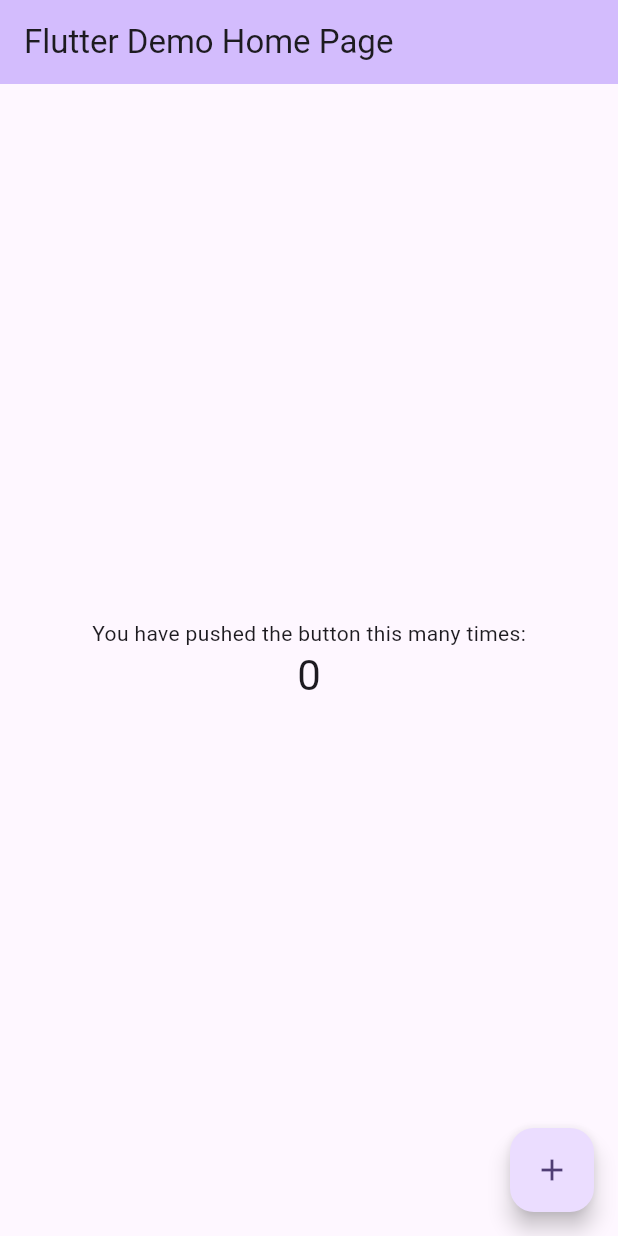
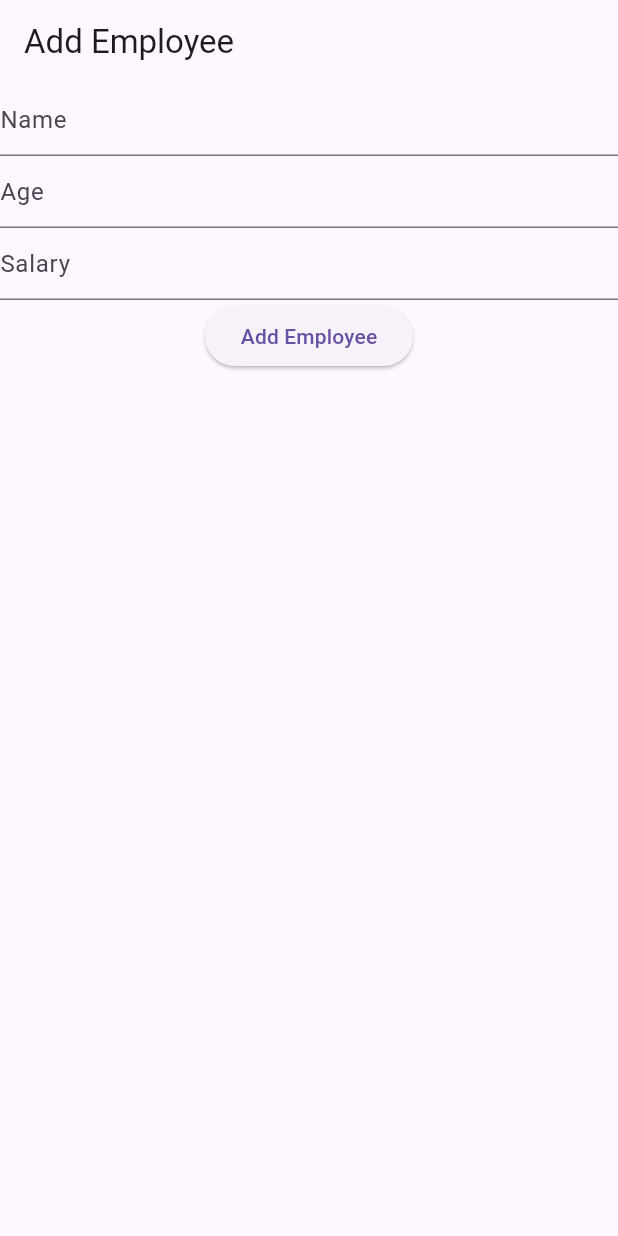
Before and after one commit to engr-rajib/live-test-2, a Flutter app: the screen it shows after launch, on a phone screen of 412 x 824 dp. Run offline on Flutter 3.47's test engine with Material 3 defaults, Android fonts, the phone set to English and light mode, and no system bars.

Commit message:
2nd commit

```diff
--- a/lib/main.dart
+++ b/lib/main.dart
@@ -11,26 +11,6 @@ class MyApp extends StatelessWidget {
   @override
   Widget build(BuildContext context) {
     return MaterialApp(
-      title: 'Flutter Demo',
-      theme: ThemeData(
-        // This is the theme of your application.
-        //
-        // TRY THIS: Try running your application with "flutter run". You'll see
-        // the application has a purple toolbar. Then, without quitting the app,
-        // try changing the seedColor in the colorScheme below to Colors.green
-        // and then invoke "hot reload" (save your changes or press the "hot
-        // reload" button in a Flutter-supported IDE, or press "r" if you used
-        // the command line to start the app).
-        //
-        // Notice that the counter didn't reset back to zero; the application
-        // state is not lost during the reload. To reset the state, use hot
-        // restart instead.
-        //
-        // This works for code too, not just values: Most code changes can be
-        // tested with just a hot reload.
-        colorScheme: ColorScheme.fromSeed(seedColor: Colors.deepPurple),
-        useMaterial3: true,
-      ),
       home: const MyHomePage(title: 'Flutter Demo Home Page'),
     );
   }
@@ -39,15 +19,6 @@ class MyApp extends StatelessWidget {
 class MyHomePage extends StatefulWidget {
   const MyHomePage({super.key, required this.title});
 
-  // This widget is the home page of your application. It is stateful, meaning
-  // that it has a State object (defined below) that contains fields that affect
-  // how it looks.
-
-  // This class is the configuration for the state. It holds the values (in this
-  // case the title) provided by the parent (in this case the App widget) and
-  // used by the build method of the State. Fields in a Widget subclass are
-  // always marked "final".
-
   final String title;
 
   @override
@@ -55,71 +26,28 @@ class MyHomePage extends StatefulWidget {
 }
 
 class _MyHomePageState extends State<MyHomePage> {
-  int _counter = 0;
-
-  void _incrementCounter() {
-    setState(() {
-      // This call to setState tells the Flutter framework that something has
-      // changed in this State, which causes it to rerun the build method below
-      // so that the display can reflect the updated values. If we changed
-      // _counter without calling setState(), then the build method would not be
-      // called again, and so nothing would appear to happen.
-      _counter++;
-    });
-  }
 
   @override
   Widget build(BuildContext context) {
-    // This method is rerun every time setState is called, for instance as done
-    // by the _incrementCounter method above.
-    //
-    // The Flutter framework has been optimized to make rerunning build methods
-    // fast, so that you can just rebuild anything that needs updating rather
-    // than having to individually change instances of widgets.
     return Scaffold(
       appBar: AppBar(
-        // TRY THIS: Try changing the color here to a specific color (to
-        // Colors.amber, perhaps?) and trigger a hot reload to see the AppBar
-        // change color while the other colors stay the same.
-        backgroundColor: Theme.of(context).colorScheme.inversePrimary,
-        // Here we take the value from the MyHomePage object that was created by
-        // the App.build method, and use it to set our appbar title.
-        title: Text(widget.title),
+        title: Text('Add Employee'),
       ),
-      body: Center(
-        // Center is a layout widget. It takes a single child and positions it
-        // in the middle of the parent.
-        child: Column(
-          // Column is also a layout widget. It takes a list of children and
-          // arranges them vertically. By default, it sizes itself to fit its
-          // children horizontally, and tries to be as tall as its parent.
-          //
-          // Column has various properties to control how it sizes itself and
-          // how it positions its children. Here we use mainAxisAlignment to
-          // center the children vertically; the main axis here is the vertical
-          // axis because Columns are vertical (the cross axis would be
-          // horizontal).
-          //
-          // TRY THIS: Invoke "debug painting" (choose the "Toggle Debug Paint"
-          // action in the IDE, or press "p" in the console), to see the
-          // wireframe for each widget.
-          mainAxisAlignment: MainAxisAlignment.center,
-          children: <Widget>[
-            const Text(
-              'You have pushed the button this many times:',
-            ),
-            Text(
-              '$_counter',
-              style: Theme.of(context).textTheme.headlineMedium,
-            ),
+      body: Column(
+          mainAxisAlignment: MainAxisAlignment.start,
+          children: [
+            TextFormField(decoration: InputDecoration(
+              hintText: 'Name',
+            ),),
+            TextFormField(decoration: InputDecoration(
+              hintText: 'Age',
+            ),),
+            TextFormField(decoration: InputDecoration(
+              hintText: 'Salary',
+            ),),
+            ElevatedButton(onPressed: () {}, child: Text('Add Employee'))
           ],
         ),
-      ),
-      floatingActionButton: FloatingActionButton(
-        onPressed: _incrementCounter,
-        tooltip: 'Increment',
-        child: const Icon(Icons.add),
-      ), // This trailing comma makes auto-formatting nicer for build methods.
-    );
+      );
   }
 }
```
